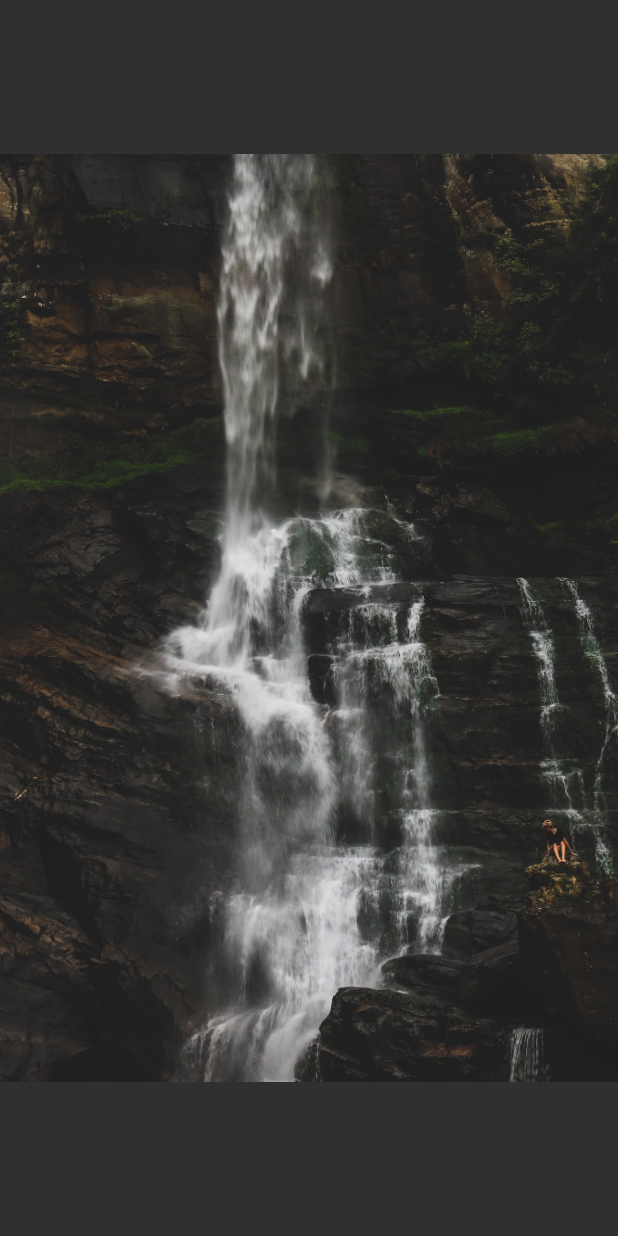
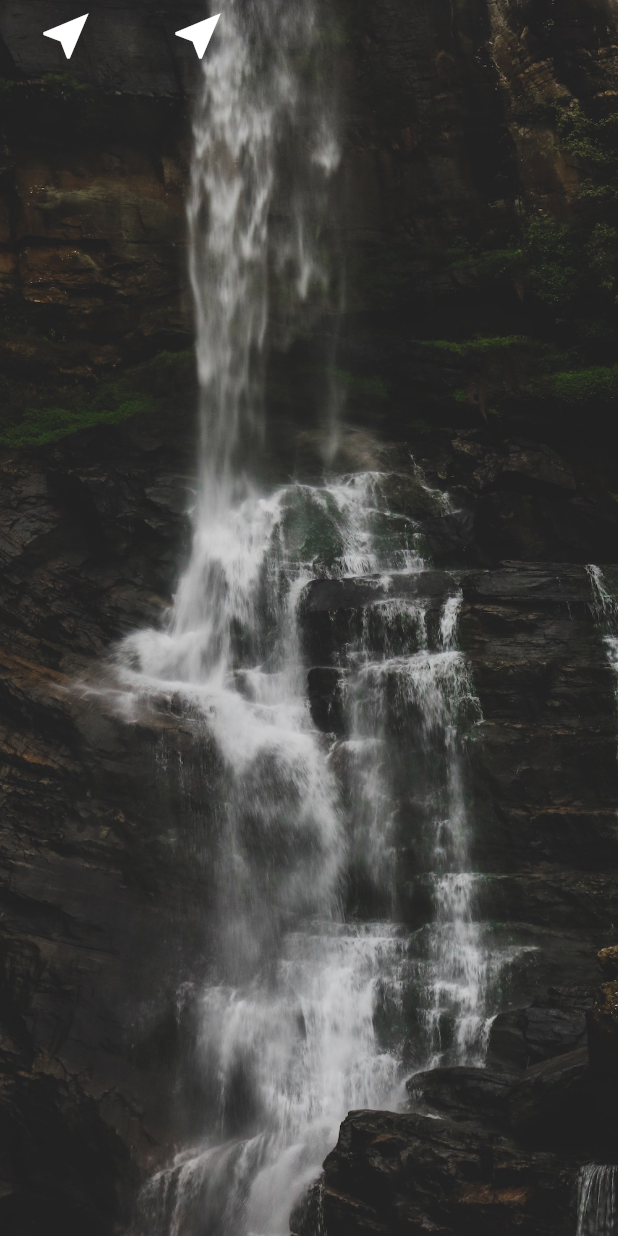
Before and after one commit to bukunmialuko/Xaea104, a Flutter app: the screen it shows after launch, on a phone screen of 412 x 824 dp. Run offline on Flutter 3.47's test engine with Material 2 defaults, Android fonts, the phone set to English and light mode, and no system bars; our stand-ins replace flutter_spinkit.

Commit message:
Working on location screen: refresh and city buttons

```diff
--- a/lib/screens/location_screen.dart
+++ b/lib/screens/location_screen.dart
@@ -13,7 +13,34 @@ class _LocationScreenState extends State<LocationScreen> {
         decoration: BoxDecoration(
           image: DecorationImage(
             image: AssetImage("assets/images/location_background.jpg"),
+            fit: BoxFit.cover,
+            colorFilter: ColorFilter.mode(Colors.white.withOpacity(0.9), BlendMode.dstATop)
           )
+        ),
+        constraints: BoxConstraints.expand(),
+        child: SafeArea(
+          child: Column(
+            mainAxisAlignment: MainAxisAlignment.spaceBetween,
+            crossAxisAlignment: CrossAxisAlignment.stretch,
+            children: [
+              Row(
+                children: [
+                  FlatButton(onPressed: (){
+                    print("Clickd");
+                  }, child: Icon(
+                    Icons.near_me,
+                    size: 40.0,
+                  )),
+                  FlatButton(onPressed: (){
+                    print("Clickd");
+                  }, child: Icon(
+                    Icons.near_me,
+                    size: 40.0,
+                  ))
+                ],
+              )
+            ],
+          ),
         ),
       ),
     );
```
